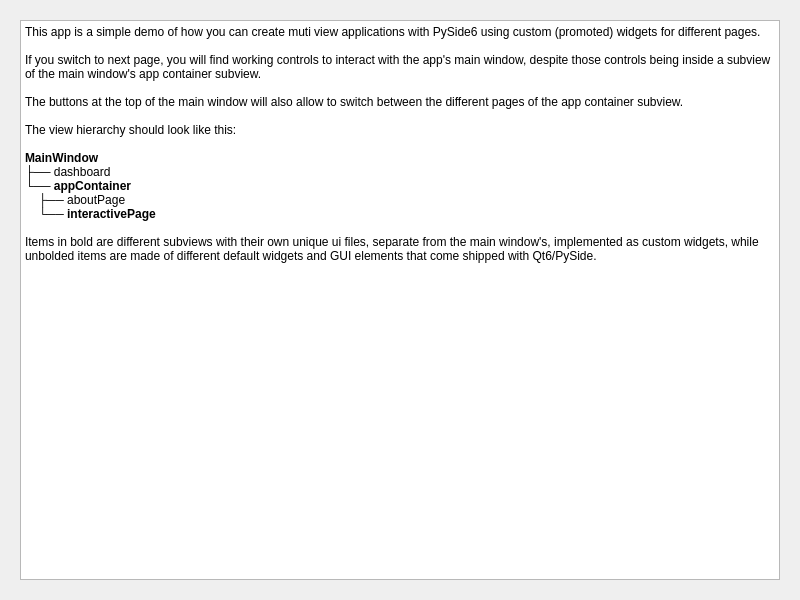
Before: the Qt Designer form sandbox/PySideSandbox/structure_sandbox/views/appcontainer.ui in SageSight3/VRChatGroupAssistant, drawn with Qt 5.
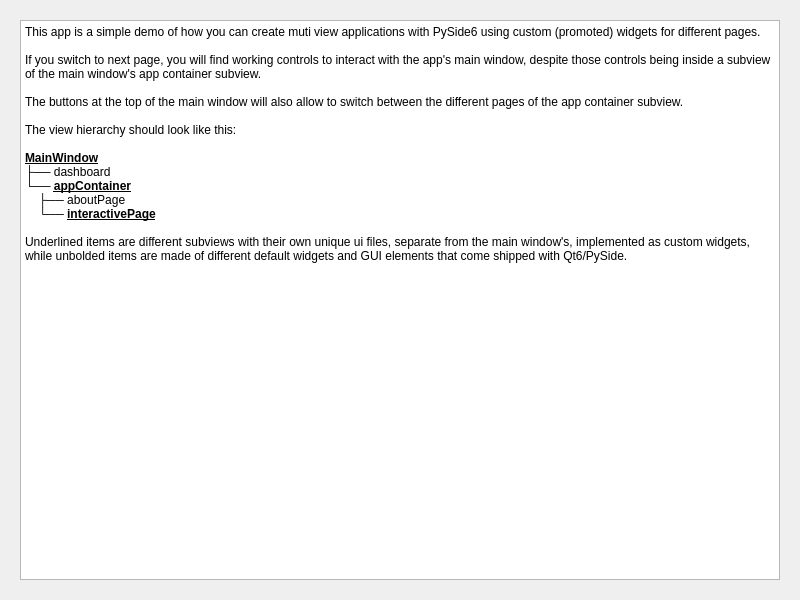
After: the same form once the commit is applied. The open tabs and pages were chosen to show the change. Custom widgets are drawn as their Qt base class.

Commit message: minor updates to pyside sandbox

```diff
--- a/sandbox/PySideSandbox/structure_sandbox/views/appcontainer.ui
+++ b/sandbox/PySideSandbox/structure_sandbox/views/appcontainer.ui
@@ -32,7 +32,7 @@
 li.checked::marker { content: &quot;\2612&quot;; }
 &lt;/style&gt;&lt;/head&gt;&lt;body style=&quot; font-family:'Segoe UI'; font-size:9pt; font-weight:400; font-style:normal;&quot;&gt;
 &lt;p style=&quot; margin-top:0px; margin-bottom:0px; margin-left:0px; margin-right:0px; -qt-block-indent:0; text-indent:0px;&quot;&gt;This app is a simple demo of how you can create muti view applications with PySide6 using custom (promoted) widgets for different pages.&lt;br /&gt;&lt;br /&gt;If you switch to next page, you will find working controls to interact with the app's main window, despite those controls being inside a subview of the main window's app container subview.&lt;br /&gt;&lt;br /&gt;The buttons at the top of the main window will also allow to switch between the different pages of the app container subview.&lt;br /&gt;&lt;br /&gt;The view hierarchy should look like this:&lt;br /&gt;&lt;/p&gt;
-&lt;p style=&quot; margin-top:0px; margin-bottom:0px; margin-left:0px; margin-right:0px; -qt-block-indent:0; text-indent:0px;&quot;&gt;&lt;span style=&quot; font-family:'Courier New'; font-weight:700;&quot;&gt;MainWindow&lt;/span&gt;&lt;br /&gt;&lt;span style=&quot; font-family:'Courier New';&quot;&gt;├── dashboard&lt;/span&gt;&lt;br /&gt;&lt;span style=&quot; font-family:'Courier New';&quot;&gt;└── &lt;/span&gt;&lt;span style=&quot; font-family:'Courier New'; font-weight:700;&quot;&gt;appContainer&lt;/span&gt;&lt;span style=&quot; font-family:'Courier New';&quot;&gt;&lt;br /&gt;    ├── aboutPage&lt;br /&gt;    └── &lt;/span&gt;&lt;span style=&quot; font-family:'Courier New'; font-weight:700;&quot;&gt;interactivePage&lt;br /&gt;&lt;br /&gt;&lt;/span&gt;Items in bold are different subviews with their own unique ui files, separate from the main window's, implemented as custom widgets, while unbolded items are made of different default widgets and GUI elements that come shipped with Qt6/PySide.&lt;/p&gt;&lt;/body&gt;&lt;/html&gt;</string>
+&lt;p style=&quot; margin-top:0px; margin-bottom:0px; margin-left:0px; margin-right:0px; -qt-block-indent:0; text-indent:0px;&quot;&gt;&lt;span style=&quot; font-family:'Courier New'; font-weight:700; text-decoration: underline;&quot;&gt;MainWindow&lt;/span&gt;&lt;br /&gt;&lt;span style=&quot; font-family:'Courier New';&quot;&gt;├── dashboard&lt;/span&gt;&lt;br /&gt;&lt;span style=&quot; font-family:'Courier New';&quot;&gt;└── &lt;/span&gt;&lt;span style=&quot; font-family:'Courier New'; font-weight:700; text-decoration: underline;&quot;&gt;appContainer&lt;/span&gt;&lt;span style=&quot; font-family:'Courier New';&quot;&gt;&lt;br /&gt;    ├── aboutPage&lt;br /&gt;    └── &lt;/span&gt;&lt;span style=&quot; font-family:'Courier New'; font-weight:700; text-decoration: underline;&quot;&gt;interactivePage&lt;/span&gt;&lt;span style=&quot; font-family:'Courier New'; font-weight:700;&quot;&gt;&lt;br /&gt;&lt;br /&gt;&lt;/span&gt;Underlined items are different subviews with their own unique ui files, separate from the main window's, implemented as custom widgets, while unbolded items are made of different default widgets and GUI elements that come shipped with Qt6/PySide.&lt;/p&gt;&lt;/body&gt;&lt;/html&gt;</string>
          </property>
         </widget>
        </item>
```
Left out of the diff: 2 changed lines with no effect on the pictures. The commit also changes 2 other files.
